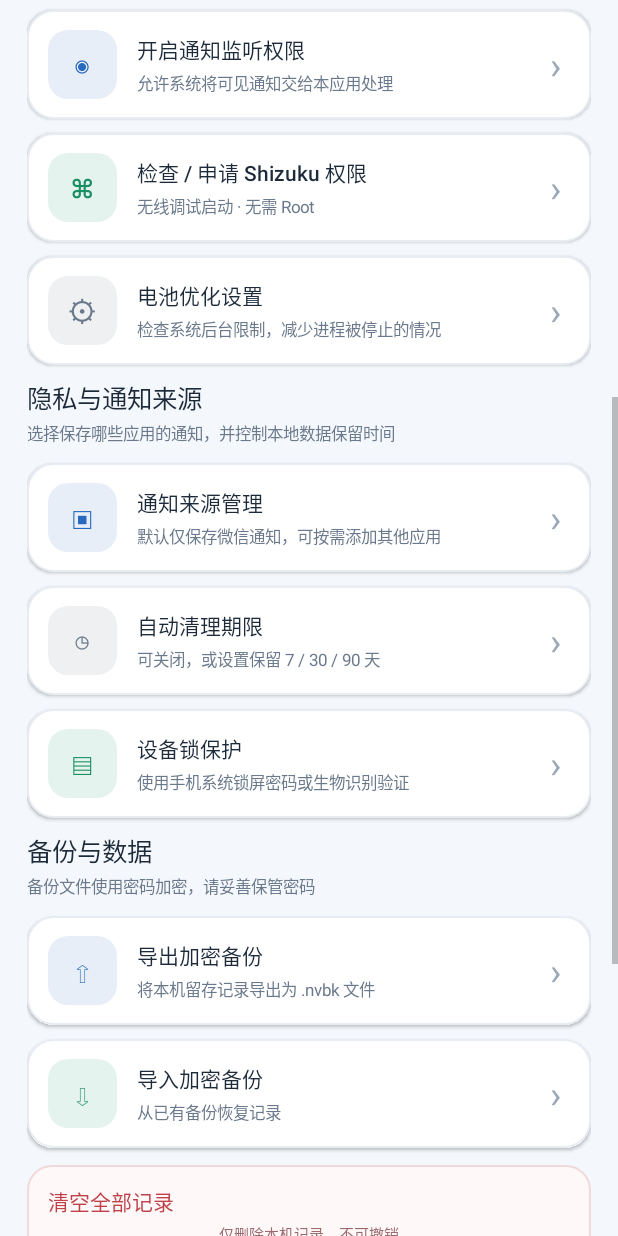
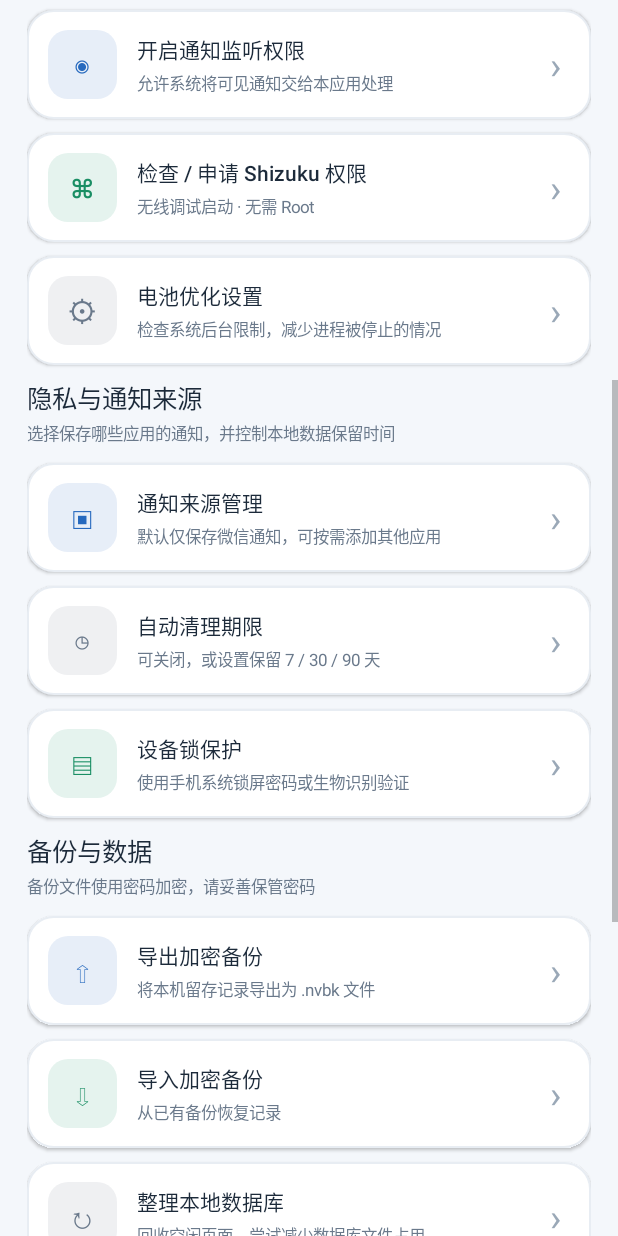
Before and after one commit to aeginning/WeChatNoticeVault, an Android app: the screen it shows after launch (MainActivity), scrolled down 576 dp, on a phone screen of 412 x 824 dp. Run offline under Robolectric (Android 15) with nearby library versions, the phone set to English and light mode, and no system bars; libraries missing offline, so code that uses them is left out: rikka.shizuku; 3 statements that could not run were skipped.

Commit message:
Refine dashboard status and add database storage maintenance

```diff
--- a/app/src/main/java/com/aeginning/noticevault/MainActivity.java
+++ b/app/src/main/java/com/aeginning/noticevault/MainActivity.java
@@ -163,6 +163,7 @@ public class MainActivity extends Activity {
         addSectionHeading(root, "备份与数据", "备份文件使用密码加密，请妥善保管密码");
         addActionCard(root, "⇧", "导出加密备份", "将本机留存记录导出为 .nvbk 文件", COLOR_BLUE, () -> passwordDialog(true));
         addActionCard(root, "⇩", "导入加密备份", "从已有备份恢复记录", COLOR_GREEN, () -> passwordDialog(false));
+        addActionCard(root, "↻", "整理本地数据库", "回收空闲页面，尝试减少数据库文件占用", COLOR_MUTED, this::compactStorage);
         addDangerAction(root, "清空全部记录", "仅删除本机记录，不可撤销", this::confirmClearAll);
 
         buildRecordsSection(root);
@@ -189,7 +190,7 @@ public class MainActivity extends Activity {
         top.addView(title, new LinearLayout.LayoutParams(0, -2, 1));
 
         TextView version = new TextView(this);
-        version.setText("VERSION 2.1.3");
+        version.setText("VERSION 2.1.4");
         version.setTextColor(Color.WHITE);
         version.setTextSize(10);
         version.setLetterSpacing(0.06f);
@@ -513,19 +514,20 @@ public class MainActivity extends Activity {
         updateStatusTile(shizukuServiceValue, "Shizuku 服务", shizukuAlive);
         updateStatusTile(shizukuPermissionValue, "Shizuku 授权", shizukuGranted);
 
-        if (!shizukuAlive) {
-            shizukuServiceValue.setText("可选");
-            shizukuServiceValue.setTextColor(COLOR_MUTED);
-        }
-        if (!shizukuGranted) {
-            shizukuPermissionValue.setText("可选");
-            shizukuPermissionValue.setTextColor(COLOR_MUTED);
-        }
+        if (!shizukuAlive) markOptionalStatus(shizukuServiceValue);
+        if (!shizukuGranted) markOptionalStatus(shizukuPermissionValue);
         String detail = listenerEnabled
                 ? "通知监听已开启，消息留存正常工作。Shizuku 是可选扩展。"
                 : "请先开启 Android 通知监听权限；Shizuku 为可选功能，不影响基础通知留存。";
         if (shizukuGranted) detail += " Shizuku 授权通过。";
         statusDetail.setText(detail + "\n仅保存系统实际交付的通知内容，不读取微信私有数据库。");
+    }
+
+    private void markOptionalStatus(TextView value) {
+        value.setText("可选");
+        value.setTextColor(COLOR_MUTED);
+        value.setBackground(roundBackground(0xFFF1F4F8, dp(30), 0xFFE4EAF0, dp(1)));
+        value.setPadding(dp(7), dp(4), dp(7), dp(4));
     }
 
     private void updateStatusTile(TextView value, String label, boolean active) {
@@ -723,6 +725,29 @@ public class MainActivity extends Activity {
             .setNegativeButton("取消", null)
             .setPositiveButton("确认清空", (dialog, which) -> clearAllRecords())
             .show();
+    }
+
+    private void compactStorage() {
+        toast("正在整理数据库，请保持应用运行");
+        ioExecutor.execute(() -> {
+            String result;
+            try (VaultDb db = new VaultDb(getApplicationContext())) {
+                long[] sizes = db.compactStorage();
+                result = "整理完成：数据库 " + formatBytes(sizes[0]) + " → " + formatBytes(sizes[1]);
+            } catch (Exception error) {
+                result = "整理未完成：数据库正被其他操作占用，请稍后重试";
+            }
+            final String message = result;
+            mainHandler.post(() -> {
+                if (!destroyed) toast(message);
+            });
+        });
+    }
+
+    private String formatBytes(long bytes) {
+        if (bytes < 1024L) return bytes + " B";
+        if (bytes < 1024L * 1024L) return String.format(java.util.Locale.ROOT, "%.1f KB", bytes / 1024.0);
+        return String.format(java.util.Locale.ROOT, "%.2f MB", bytes / (1024.0 * 1024.0));
     }
 
     private void clearAllRecords() {
```
